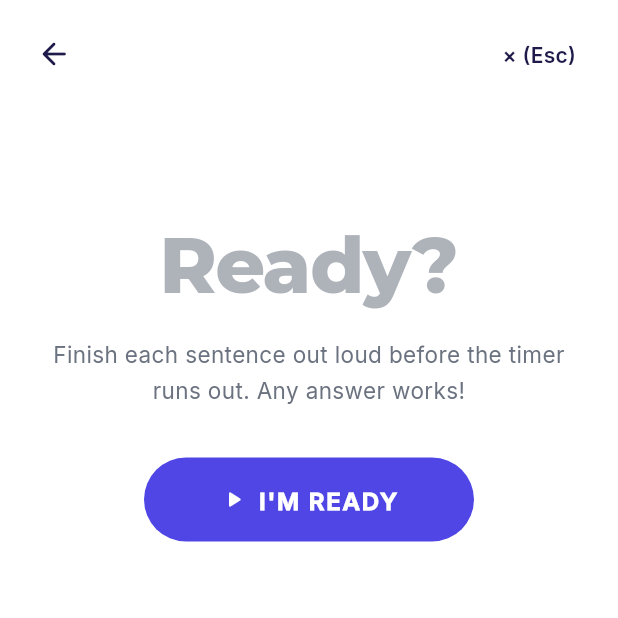
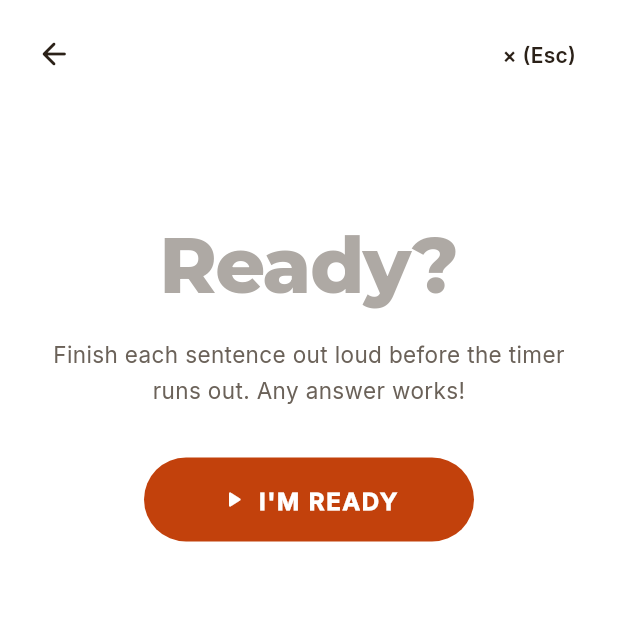
Before and after one commit to emadaltaki/public-speaking-, a Flutter app: the AutocompletePlayPage screen opened directly with empty values, on a phone screen of 412 x 824 dp, the top half of it. Run offline on Flutter 3.47's test engine with Material 3 defaults, Android fonts, the phone set to English and light mode, and no system bars; our stand-ins replace web; missing offline and left inert: dart:ui_web.

Commit message:
Swap the blue for warm tones that match the amber
Burnt orange (#C2410C) for buttons and accents, deep espresso (#2B2118)
for headings, dark panels and the footer, and warm neutrals for the
page and borders, across the site and games.

Co-Authored-By: Claude Opus 5.5 (1M context) <noreply@anthropic.com>

```diff
--- a/lib/components/app_navbar.dart
+++ b/lib/components/app_navbar.dart
@@ -132,7 +132,7 @@ class _AppNavbarState extends State<AppNavbar> {
             DecoratedBox(
               decoration: const BoxDecoration(
                 color: AppColors.headerBandSoft,
-                border: Border(top: BorderSide(color: Color(0x221E1B4B))),
+                border: Border(top: BorderSide(color: Color(0x222B2118))),
               ),
               child: Padding(
                 padding: const EdgeInsets.fromLTRB(
--- a/lib/games/game_theme.dart
+++ b/lib/games/game_theme.dart
@@ -1,13 +1,13 @@
 import 'package:flutter/material.dart';
 
-/// Colours for the games area, matching the site: indigo actions on a
-/// light grey page.
+/// Colours for the games area, matching the site: burnt-orange actions on a
+/// warm light page.
 class GameColors {
   GameColors._();
 
-  static const Color accent = Color(0xFF4F46E5);
-  static const Color accentDark = Color(0xFF4338CA);
-  static const Color accentSoft = Color(0xFFE0E7FF);
-  static const Color background = Color(0xFFF5F6F8);
-  static const Color track = Color(0xFFE5E7EB);
+  static const Color accent = Color(0xFFC2410C);
+  static const Color accentDark = Color(0xFF9A3412);
+  static const Color accentSoft = Color(0xFFFFEDD5);
+  static const Color background = Color(0xFFF7F5F2);
+  static const Color track = Color(0xFFEDE6DE);
 }
--- a/lib/theme/colors.dart
+++ b/lib/theme/colors.dart
@@ -2,24 +2,25 @@ import 'package:flutter/material.dart';
 
 /// Brand color tokens. Widgets should reference these instead of raw hex.
 ///
-/// Palette: warm amber header band, light grey page, white cards, a strong
-/// indigo for actions and deep indigo ink for headings and dark panels.
-/// Token names predate the palette (e.g. [teal] is now the indigo primary).
+/// Palette: warm amber header band, warm light page, white cards, a burnt
+/// orange for actions and a deep espresso brown for headings and dark panels.
+/// Token names predate the palette (e.g. [teal] is now the burnt-orange
+/// primary and [navy] the espresso ink).
 class AppColors {
   AppColors._();
 
-  /// Deep indigo ink: headings, dark panels, the footer.
-  static const Color navy = Color(0xFF1E1B4B);
+  /// Deep espresso ink: headings, dark panels, the footer.
+  static const Color navy = Color(0xFF2B2118);
 
-  /// Primary action colour (indigo).
-  static const Color teal = Color(0xFF4F46E5);
+  /// Primary action colour (burnt orange).
+  static const Color teal = Color(0xFFC2410C);
 
-  /// Light grey page background.
-  static const Color offWhite = Color(0xFFF5F6F8);
+  /// Warm light page background.
+  static const Color offWhite = Color(0xFFF7F5F2);
 
   /// Soft warm section background.
   static const Color lightBlue = Color(0xFFFFF7E6);
-  static const Color charcoal = Color(0xFF1F2937);
+  static const Color charcoal = Color(0xFF292524);
 
   /// Warm amber band behind the header.
   static const Color headerBand = Color(0xFFFFD27F);
@@ -27,24 +28,24 @@ class AppColors {
 
   static const Color onTeal = Color(0xFFFFFFFF);
   static const Color onNavy = Color(0xFFFFFFFF);
-  static const Color mutedText = Color(0xFF6B7280);
-  static const Color border = Color(0xFFE5E7EB);
-  static const Color focusRing = Color(0xFF4F46E5);
+  static const Color mutedText = Color(0xFF6B6259);
+  static const Color border = Color(0xFFE7E1DA);
+  static const Color focusRing = Color(0xFFC2410C);
   static const Color error = Color(0xFFB42318);
-  static const Color cardShadow = Color(0x141E1B4B);
-  static const Color popularAccent = Color(0xFF4F46E5);
-  static const Color tealPressed = Color(0xFF4338CA);
-  static const Color navyElevated = Color(0xFF2E2A6B);
-  static const Color personAccent = Color(0xFF3730A3);
+  static const Color cardShadow = Color(0x142B2118);
+  static const Color popularAccent = Color(0xFFC2410C);
+  static const Color tealPressed = Color(0xFF9A3412);
+  static const Color navyElevated = Color(0xFF3D3026);
+  static const Color personAccent = Color(0xFF7C2D12);
 
-  /// Deeper indigo used for gradients and the footer.
-  static const Color navyDeep = Color(0xFF17153B);
+  /// Deeper brown used for gradients and the footer.
+  static const Color navyDeep = Color(0xFF1F1812);
 
-  /// Soft indigo wash used behind icons and highlights.
-  static const Color tealSoft = Color(0xFFE0E7FF);
+  /// Soft peach wash used behind icons and highlights.
+  static const Color tealSoft = Color(0xFFFFEDD5);
 
-  /// Lighter indigo that stays legible on dark backgrounds.
-  static const Color tealLight = Color(0xFFA5B4FC);
+  /// Light orange that stays legible on dark backgrounds.
+  static const Color tealLight = Color(0xFFFDBA74);
 
   /// Warm amber accent.
   static const Color warm = Color(0xFFF2A33A);
```
Also changed, not shown: 7 other files.
